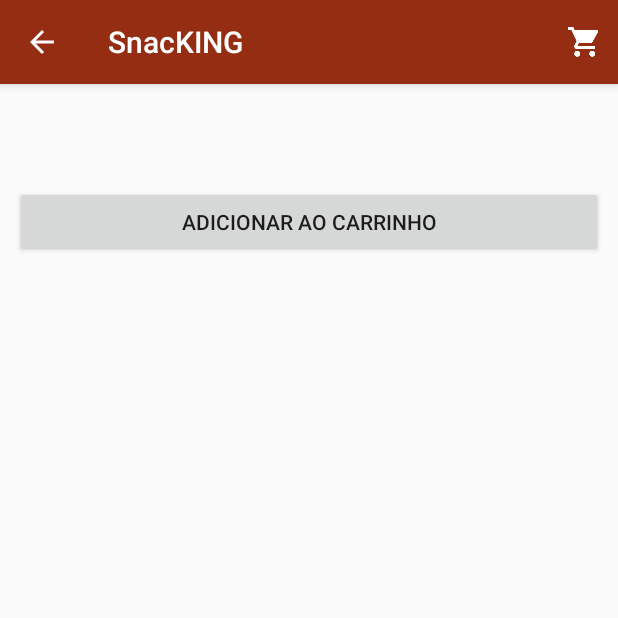
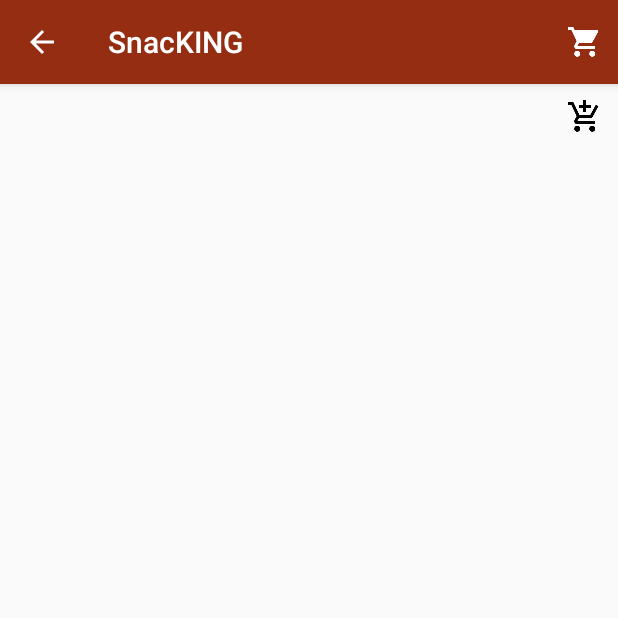
Before and after one commit to brunotoniolo/SnacKing, an Android app: the ProdutoActivity screen opened directly, with no data from a screen before it, on a phone screen of 412 x 824 dp, the top half of it. Run offline under Robolectric (Android 15) with nearby library versions, the phone set to English and light mode, and no system bars; 3 statements that could not run were skipped.

Commit message:
Alterações Visuais Referente ao Carrinho e Pedidos

```diff
--- a/app/src/main/java/uniftec/com/br/ecommerce/ui/AbstractActivity.java
+++ b/app/src/main/java/uniftec/com/br/ecommerce/ui/AbstractActivity.java
@@ -52,7 +52,6 @@ public abstract class AbstractActivity extends AppCompatActivity implements View
         if(y < 132) {
             if (action == DragEvent.ACTION_DROP){
                 appUtil.addCarrinho(produto);
-                Toast.makeText(this, "Adicionado ao Carrinho", Toast.LENGTH_LONG).show();
             }
         }
 
--- a/app/src/main/java/uniftec/com/br/ecommerce/ui/ListaPedidosActivity.java
+++ b/app/src/main/java/uniftec/com/br/ecommerce/ui/ListaPedidosActivity.java
@@ -9,6 +9,7 @@ import android.view.DragEvent;
 import android.view.MenuItem;
 import android.view.View;
 
+import java.util.ArrayList;
 import java.util.List;
 
 import uniftec.com.br.ecommerce.R;
@@ -32,6 +33,8 @@ public class ListaPedidosActivity extends AbstractActivity {
 
         listaPedidos.setLayoutManager(new LinearLayoutManager(this, LinearLayoutManager.VERTICAL, false));
         //buscar pedidos
+
+        pedidos = new ArrayList<Pedido>();
         adapter = new PedidoAdapter(pedidos);
         listaPedidos.setAdapter(adapter);
 
--- a/app/src/main/java/uniftec/com/br/ecommerce/ui/MenuActivity.java
+++ b/app/src/main/java/uniftec/com/br/ecommerce/ui/MenuActivity.java
@@ -78,6 +78,7 @@ public class MenuActivity extends AbstractActivity implements NavigationView.OnN
 
     private void mudarContainerPrincipal(Fragment fragment){
         FragmentTransaction transaction = getSupportFragmentManager().beginTransaction();
+
         transaction.replace(R.id.main_container, fragment);
         transaction.commit();
     }
--- a/app/src/main/java/uniftec/com/br/ecommerce/ui/ProdutoActivity.java
+++ b/app/src/main/java/uniftec/com/br/ecommerce/ui/ProdutoActivity.java
@@ -5,9 +5,11 @@ import android.view.DragEvent;
 import android.view.MenuItem;
 import android.view.View;
 import android.widget.Button;
+import android.widget.ImageView;
 import android.widget.TextView;
 
 import uniftec.com.br.ecommerce.R;
+import uniftec.com.br.ecommerce.model.Imagem;
 import uniftec.com.br.ecommerce.model.Produto;
 
 public class ProdutoActivity extends AbstractActivity implements View.OnClickListener {
@@ -19,7 +21,7 @@ public class ProdutoActivity extends AbstractActivity implements View.OnClickLis
     private TextView txtPreco;
     private ViewPager pgrImagens;
     private Produto produto;
-    private Button btnAdicionarCarrinho;
+    private ImageView imgAdicionarCarrinho;
 
     @Override
     protected int getLayoutRes() {
@@ -32,8 +34,8 @@ public class ProdutoActivity extends AbstractActivity implements View.OnClickLis
         txtNome = (TextView) findViewById(R.id.produto_titulo);
         txtPreco = (TextView) findViewById(R.id.produto_preco);
         //pgrImagens = (ViewPager) findViewById(R.id.produto_lista_imagens);
-        btnAdicionarCarrinho = (Button) findViewById(R.id.produto_adicionar_carrinho);
-        btnAdicionarCarrinho.setOnClickListener(this);
+        imgAdicionarCarrinho = (ImageView) findViewById(R.id.produto_carrinho);
+        imgAdicionarCarrinho.setOnClickListener(this);
 
         produto = (Produto) getIntent().getSerializableExtra(PRODUTO_PARAMETER);
 
@@ -55,7 +57,6 @@ public class ProdutoActivity extends AbstractActivity implements View.OnClickLis
             finish();
             return true;
         }
-
         return super.onOptionsItemSelected(item);
     }
 
@@ -67,5 +68,8 @@ public class ProdutoActivity extends AbstractActivity implements View.OnClickLis
     @Override
     public void onClick(View view) {
 
+        if(view.getId() == imgAdicionarCarrinho.getId()){
+            appUtil.addCarrinho(this.produto);
+        }
     }
 }
--- a/app/src/main/res/layout/activity_produto.xml
+++ b/app/src/main/res/layout/activity_produto.xml
@@ -1,4 +1,5 @@
 <?xml version="1.0" encoding="utf-8"?>
+
 <LinearLayout
     xmlns:android="http://schemas.android.com/apk/res/android"
     xmlns:app="http://schemas.android.com/apk/res-auto"
@@ -36,39 +37,47 @@
         android:layout_width="match_parent"
         android:layout_height="wrap_content"
         android:padding="10dp">
+
         <LinearLayout
             android:layout_width="match_parent"
             android:layout_height="match_parent"
             android:orientation="vertical">
+            <RelativeLayout
+                android:layout_width="match_parent"
+                android:layout_height="wrap_content">
 
-            <!--<android.support.v4.view.ViewPager
+                <!--<android.support.v4.view.ViewPager
                 android:id="@+id/produto_lista_imagens"
                 android:layout_width="match_parent"
                 android:layout_height="250dp" />-->
 
-            <TextView
-                android:id="@+id/produto_titulo"
-                android:layout_width="match_parent"
-                android:textStyle="bold"
-                android:layout_height="wrap_content" />
+                <TextView
+                    android:id="@+id/produto_titulo"
+                    android:layout_width="wrap_content"
+                    android:layout_height="wrap_content"
+                    android:textStyle="bold" />
 
-            <TextView
-                android:id="@+id/produto_preco"
-                android:textStyle="bold"
-                android:layout_width="match_parent"
-                android:layout_height="wrap_content" />
+                <TextView
+                    android:id="@+id/produto_preco"
+                    android:layout_width="wrap_content"
+                    android:layout_height="wrap_content"
+                    android:layout_alignParentEnd="true"
+                    android:layout_marginRight="30dp"
+                    android:textStyle="bold" />
+
+                <ImageView
+                    android:id="@+id/produto_carrinho"
+                    android:layout_width="wrap_content"
+                    android:layout_height="wrap_content"
+                    android:layout_alignParentEnd="true"
+                    android:src="@drawable/ic_add_shopping_cart_black_24dp" />
+            </RelativeLayout>
 
             <TextView
                 android:id="@+id/produto_resumo"
-                android:textStyle="italic"
-                android:layout_width="match_parent"
-                android:layout_height="wrap_content" />
-
-            <Button
-                android:id="@+id/produto_adicionar_carrinho"
-                android:layout_width="match_parent"
+                android:layout_width="wrap_content"
                 android:layout_height="wrap_content"
-                android:text="Adicionar ao Carrinho" />
+                android:textStyle="italic" />
 
         </LinearLayout>
     </ScrollView>
```
Also changed, not shown: app/src/main/java/uniftec/com/br/ecommerce/adapter/CarrinhoAdapter.java (+33 -7 lines), app/src/main/java/uniftec/com/br/ecommerce/ui/CarrinhoFragment.java (+15 -1 lines), app/src/main/java/uniftec/com/br/ecommerce/ui/ContaActivity.java (+4 -26 lines), app/src/main/java/uniftec/com/br/ecommerce/util/AppUtil.java (+17 -0 lines), app/src/main/res/layout/activity_conta.xml (+0 -23 lines), app/src/main/res/layout/carrinho_card.xml (+4 -3 lines), app/src/main/res/layout/produto_card.xml (+0 -10 lines).
